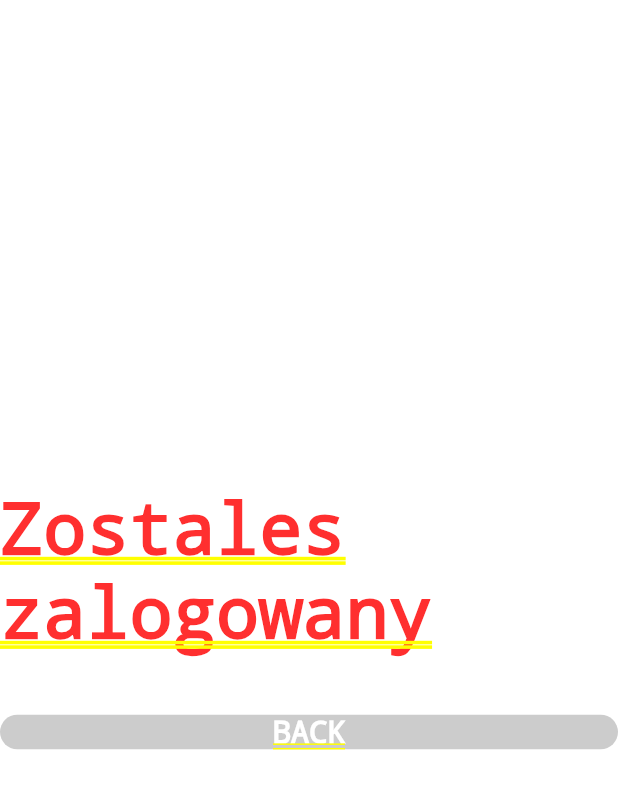
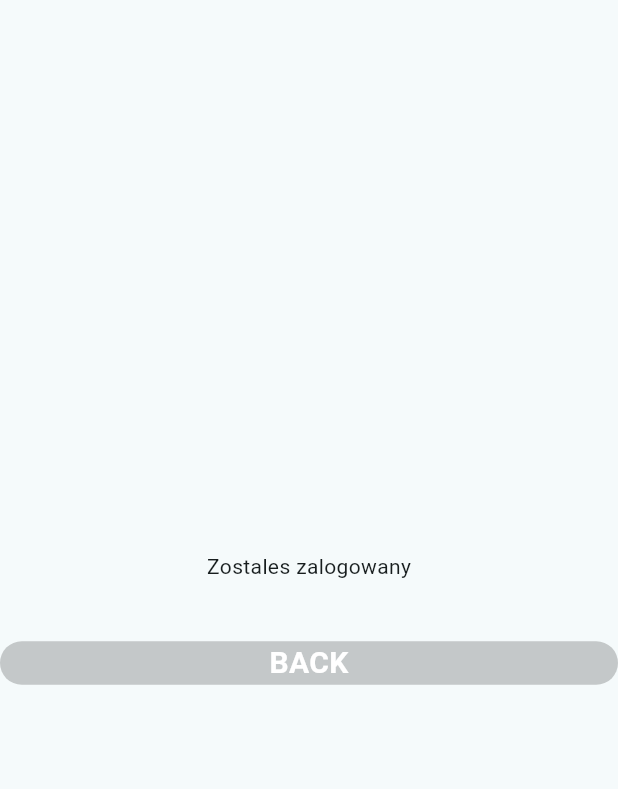
Before and after one commit to hoccuspoccus34/register_screen, a Flutter app: the screen it shows after launch, after a tap on "SIGN UP", on a phone screen of 412 x 824 dp. Shown: the top 789 px of the screen. Run offline on Flutter 3.47's test engine with Material 3 defaults, Android fonts, the phone set to English and light mode, and no system bars.

Commit message:
added new screen

```diff
--- a/lib/logged.dart
+++ b/lib/logged.dart
@@ -13,7 +13,8 @@
 class _loggedState extends State<logged> {
   @override
   Widget build(BuildContext context) {
-    return SafeArea(
+    return Scaffold(
+      body: SafeArea(
         child:
         Column(
           mainAxisAlignment: MainAxisAlignment.center,
@@ -46,6 +47,7 @@
             ),
           ],
         ),
+      ),
     );
   }
 }
```
Lines whose indentation alone changed are shown as unchanged.
